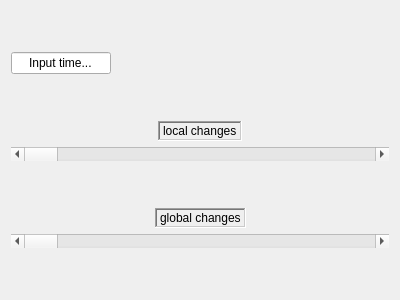
Qt form agents/episodic_memory/src/historic_debugger.ui (jcalderon12/robocomp-insight) before a commit.
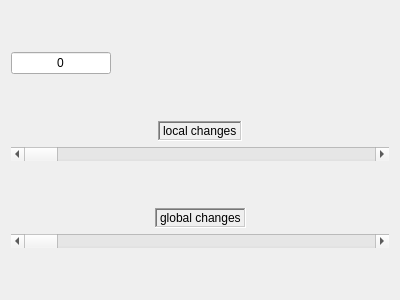
The same form after that commit.

Patch:
```diff
--- a/agents/episodic_memory/src/historic_debugger.ui
+++ b/agents/episodic_memory/src/historic_debugger.ui
@@ -40,7 +40,7 @@
           </size>
          </property>
          <property name="text">
-          <string>Input time...</string>
+          <string>0</string>
          </property>
          <property name="alignment">
           <set>Qt::AlignCenter</set>
```
Left out of the diff: 3 changed lines with no effect on the pictures.
